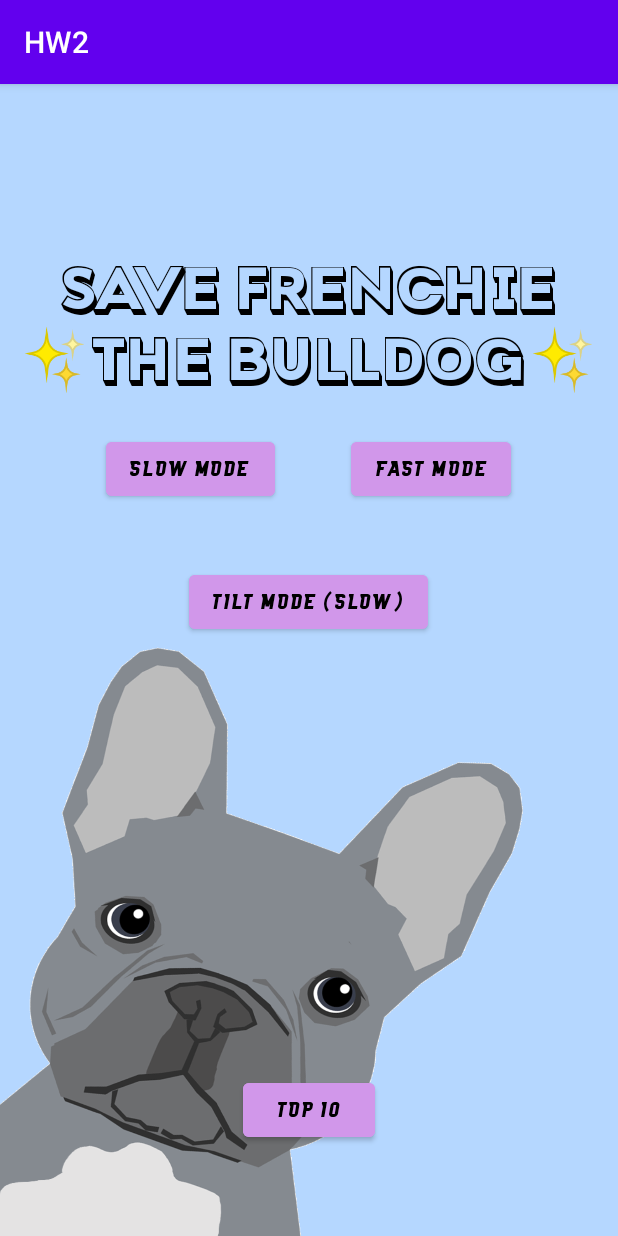
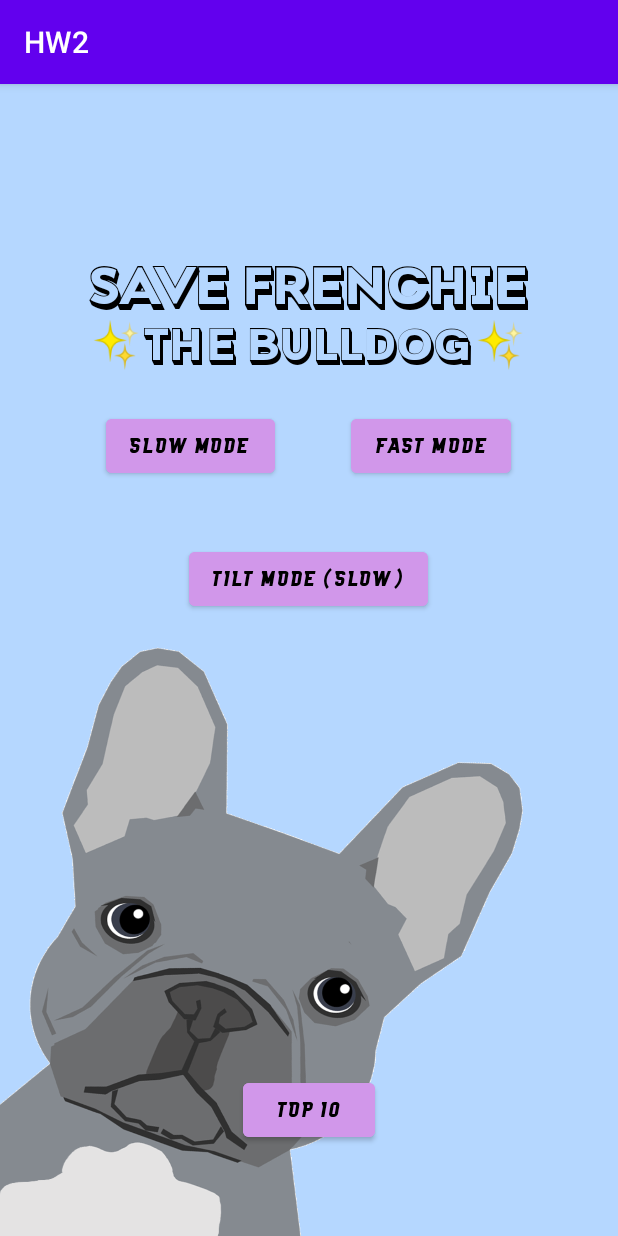
Before and after one commit to libi1820/HW2-11345, an Android app: the screen it shows after launch (MenuActivity), on a phone screen of 412 x 824 dp. Run offline under Robolectric (Android 15) with nearby library versions, the phone set to English and light mode, and no system bars.

Commit message:
update view

```diff
--- a/app/src/main/res/layout/menu_activity.xml
+++ b/app/src/main/res/layout/menu_activity.xml
@@ -16,7 +16,7 @@
         android:fontFamily="@font/baliw"
         android:text="SAVE FRENCHIE"
         android:textColor="@color/black"
-        android:textSize="40sp" />
+        android:textSize="35sp" />
 
     <TextView
         android:id="@+id/menu_TXT_title2"
@@ -27,7 +27,7 @@
         android:fontFamily="@font/baliw"
         android:text="✨THE BULLDOG✨"
         android:textColor="@color/black"
-        android:textSize="40sp"
+        android:textSize="30sp"
 
         />
 
--- a/app/src/main/res/layout/records_activity.xml
+++ b/app/src/main/res/layout/records_activity.xml
@@ -49,7 +49,7 @@
             android:fontFamily="@font/iron_wall"
             android:text="TOP 10"
             android:textColor="#000000"
-            android:textSize="37sp" />
+            android:textSize="30sp" />
 
         <FrameLayout
             android:id="@+id/top_LAY_details"
```
